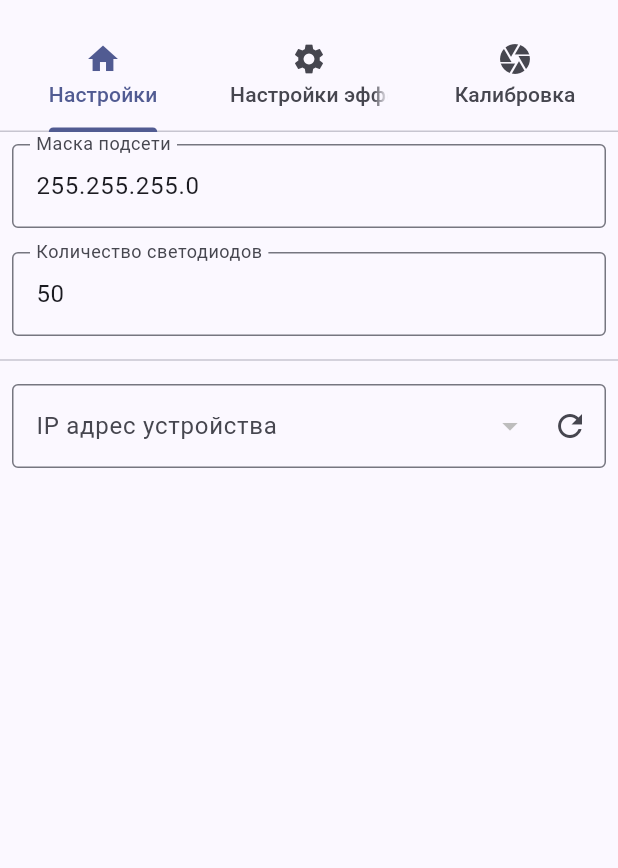
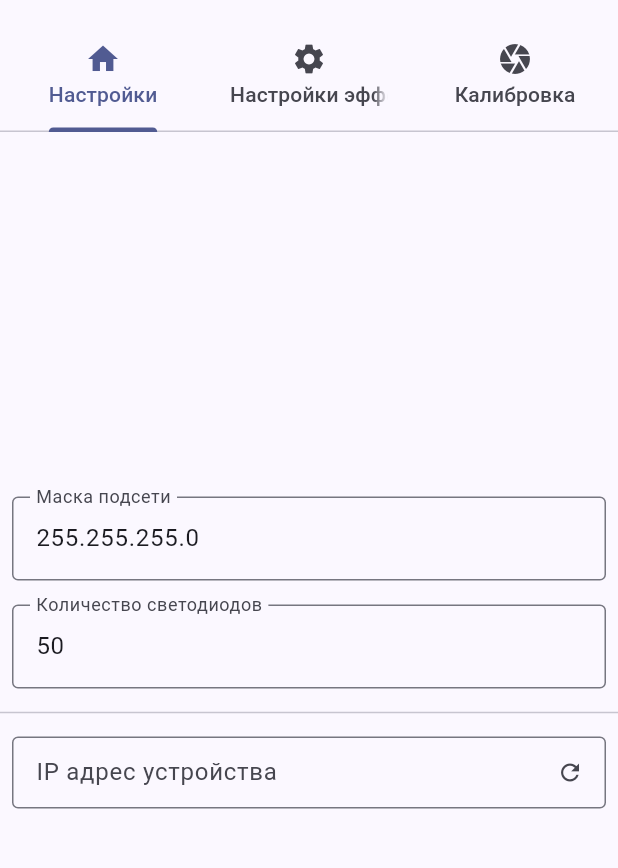
Before and after one commit to vasilyevms89/twink, a Flutter app: the screen it shows after launch, after a tap on the "refresh" icon, on a phone screen of 412 x 824 dp, the part 63-931 px from its top. Run offline on Flutter 3.47's test engine with Material 3 defaults, Android fonts, the phone set to English and light mode, and no system bars; our stand-ins replace mask_text_input_formatter, shared_preferences; statements that could not run were skipped.

```diff
--- a/lib/presentation/settingstab.dart
+++ b/lib/presentation/settingstab.dart
@@ -5,7 +5,6 @@ import 'package:twink/presentation/settingstab/startsearchwidget.dart';
 import 'package:twink/presentation/settingstab/subnetmaskinputwidget.dart';
 import 'package:twink/presentation/settingstab/ledamountwidget.dart';
 import 'package:twink/services/udp_service.dart';
-
 
 class SKSettingsTab extends StatefulWidget {
   const SKSettingsTab({super.key});
@@ -16,29 +15,33 @@ class SKSettingsTab extends StatefulWidget {
 
 class _SKSettingsTabState extends State<SKSettingsTab> {
   late final udpService = Provider.of<UdpService>(context, listen: false);
+
+  bool _isInit = false;
+
   @override
-  void initState() {
-    super.initState();
-    Future.microtask(() =>
-        Provider.of<UdpService>(context, listen: false).startSearch()
-    );
+  void didChangeDependencies() {
+    super.didChangeDependencies();
+    if (!_isInit) {
+      // Вызываем initSearch только один раз
+      Provider.of<UdpService>(context, listen: false).initSearch();
+      _isInit = true; // Устанавливаем флаг, что инициализация прошла
+    }
+  }
 
-
-
-  }
   @override
   Widget build(BuildContext context) {
-    return Column(
-      children: [
-        SubNetMaskInputWidget(initialValue: '192.168.110.1'),
-        LedAmountWidget(),
-        Divider(),
-
-
+    return SingleChildScrollView(
+      child: Column(
+        // !!! ИСПРАВЛЕНИЕ: Выравниваем содержимое к началу !!!
+        mainAxisAlignment: MainAxisAlignment.start,
+        crossAxisAlignment: CrossAxisAlignment.stretch, // Чтобы виджеты занимали всю ширину
+        children: [
+          SubNetMaskInputWidget(initialValue: '192.168.110.1'),
+          LedAmountWidget(),
+          const Divider(),
           IpSelectorWidget(),
-
-
-      ]
+        ],
+      ),
     );
   }
 }
--- a/lib/presentation/settingstab/ipselectorwidget.dart
+++ b/lib/presentation/settingstab/ipselectorwidget.dart
@@ -11,28 +11,25 @@ class IpSelectorWidget extends StatelessWidget {
       builder: (context, udpService, child) {
         // --- Логика запроса конфигурации (при старте виджета) ---
         WidgetsBinding.instance.addPostFrameCallback((_) {
-          if (!udpService.configRequestedForCurrentIp && udpService.ips.isNotEmpty) {
-            String targetIp = udpService.curIP ?? udpService.ips.first;
-            if (udpService.curIP == null) {
-              udpService.saveCurIp(targetIp).then((_) {
-                udpService.requestCfg();
-              });
-            } else {
+          if (udpService.curIP != null && !udpService.configRequestedForCurrentIp) {
+            udpService.requestCfg();
+          } else if (udpService.curIP == null && udpService.ips.isNotEmpty) {
+            udpService.saveCurIp(udpService.ips.first).then((_) {
               udpService.requestCfg();
-            }
+            });
           }
         });
 
         // --- Подготовка значения для DropdownButton ---
         String? currentValue = udpService.curIP;
+        final isListEmpty = udpService.ips.isEmpty;
 
-        // Гарантируем, что currentValue всегда содержит IP из списка, если список не пуст
         if (udpService.ips.isNotEmpty) {
           if (currentValue == null || !udpService.ips.contains(currentValue)) {
             currentValue = udpService.ips.first;
           }
         } else {
-          currentValue = null; // Если список пуст, value должен быть null
+          currentValue = null;
         }
 
         // --- Визуальное оформление в стиле TextField ---
@@ -40,38 +37,39 @@ class IpSelectorWidget extends StatelessWidget {
           padding: const EdgeInsets.all(8.0),
           child: InputDecorator(
             decoration: InputDecoration(
-              border: OutlineInputBorder(),
-              labelText: 'IP адрес устройства', // Это будет ваш единственный хинт/лейбл
+              border: const OutlineInputBorder(),
+              labelText: 'IP адрес устройства',
+              isDense: true,
+              contentPadding: const EdgeInsets.symmetric(horizontal: 12.0, vertical: 8.0),
               suffixIcon: udpService.searchF
-                  ? Padding(
-                padding: const EdgeInsets.all(8.0),
-                child: const CircularProgressIndicator(strokeWidth: 2.0),
+                  ? const Padding(
+                padding: EdgeInsets.all(8.0),
+                child: CircularProgressIndicator(strokeWidth: 2.0),
               )
                   : IconButton(
                 icon: const Icon(Icons.refresh),
-                onPressed: () {
-                  udpService.startSearch();
-                },
+                onPressed: () => udpService.startSearch(),
               ),
             ),
-            isEmpty: currentValue == null, // InputDecorator использует это для управления лейблом
+            isEmpty: isListEmpty, // InputDecorator использует это для управления лейблом
             child: DropdownButtonHideUnderline(
-              child: DropdownButton<String>(
+              child: isListEmpty
+                  ? Container() // !!! ИСПРАВЛЕНИЕ: Используем пустой контейнер, чтобы не конфликтовать с labelText !!!
+                  : DropdownButton<String>(
                 value: currentValue,
                 isExpanded: true,
-                // !!! УДАЛИЛИ ХИНТ !!!
-                // hint: const Text("Устройства не найдены"),
-
                 onChanged: (String? newValue) {
                   if (newValue != null && newValue != udpService.curIP) {
-                    udpService.saveCurIp(newValue).then((_) {
-                      udpService.requestCfg();
-                    });
+                    udpService.saveCurIp(newValue);
+                    udpService.requestCfg();
                   }
                 },
-
-                items: udpService.ips.map<DropdownMenuItem<String>>((String ip) {
-                  return DropdownMenuItem<String>(value: ip, child: Text(ip));
+                items: udpService.ips
+                    .map<DropdownMenuItem<String>>((String ip) {
+                  return DropdownMenuItem<String>(
+                    value: ip,
+                    child: Text(ip),
+                  );
                 }).toList(),
               ),
             ),
--- a/lib/services/udp_service.dart
+++ b/lib/services/udp_service.dart
@@ -14,6 +14,7 @@ class UdpService extends ChangeNotifier {
   bool found = false;
   bool searchF = false;
   bool configRequestedForCurrentIp = false;
+  bool _isFirstSearchDone = false; // Флаг первого запуска
   int parseMode = 0;
   int port = 8888;
   final String _subNetMaskKey = 'saved_subnet_mask';
@@ -53,7 +54,13 @@ class UdpService extends ChangeNotifier {
     final prefs = await SharedPreferences.getInstance();
     await prefs.setString(_subNetMaskKey, subnetmask);
   }
-
+  Future<void> initSearch() async {
+    if (_isFirstSearchDone) {
+      return;
+    }
+    await startSearch();
+    _isFirstSearchDone = true;
+  }
   // Метод для сохранения текущего IP
   Future<void> saveCurIp(String ip) async {
     final prefs = await SharedPreferences.getInstance();
@@ -63,6 +70,7 @@ class UdpService extends ChangeNotifier {
       configRequestedForCurrentIp = false; // Сбрасываем флаг: для нового IP конфиг еще не запрашивали
       notifyListeners();
     }
+
   }
 
   // Метод для получения локального IP-адреса
@@ -79,13 +87,13 @@ class UdpService extends ChangeNotifier {
 
   // Метод для запуска поиска
   Future<void> startSearch() async {
+    String? oldCurIP = curIP;
     final localIp = await getLocalIpAddress();
     final ipv4 = localIp.split('.').map(int.parse).toList();
     final maskString = await loadSubNetMask();
     final mask = maskString.split('.').map(int.parse).toList();
 
-    found = false;
-    curIP = null;
+
     brIP = null;
 
     for (int i = 0; i < 4; i++) {
@@ -94,30 +102,34 @@ class UdpService extends ChangeNotifier {
         brIP = (brIP ?? '') + '.';
       }
     }
+    found = false;
 
     searchF = true;
     parseMode = 0;
     ips.clear();
-    ips.add("searching...");
+
     notifyListeners();
 
     curIP = brIP;
 
-    _udp = await RawDatagramSocket.bind(InternetAddress.anyIPv4, 0);
-    _udp!.broadcastEnabled = true;
-    _listenUdp();
+    if (_udp == null) {
+      _udp = await RawDatagramSocket.bind(InternetAddress.anyIPv4, 0);
+      _udp!.broadcastEnabled = true;
+      _listenUdp();
+    }
     sendData([0]);
+    _searchTimer?.cancel();
     _searchTimer = Timer(const Duration(seconds: 2), () {
-      // Если таймер сработал, значит ответов не было
-      // или не было получено ни одного нового IP
-      if (ips.isEmpty || (ips.length == 1 && ips.first == "searching...")) {
-        found = false;
+      searchF = false; // Устанавливаем FALSE только здесь
 
-        ips.clear();
+      if (oldCurIP != null && ips.contains(oldCurIP)) {
+        curIP = oldCurIP;
+      } else if (ips.isNotEmpty) {
+        curIP = ips.first;
+      } else {
+        curIP = null;
+      }
 
-
-      }
-      searchF = false;
       notifyListeners();
       // Если ответы были, то таймер просто ничего не делает,
       // так как он уже не актуален.
@@ -142,7 +154,7 @@ class UdpService extends ChangeNotifier {
     parseMode = 1;
     configRequestedForCurrentIp = true; // Устанавливаем флаг перед отправкой
     sendData([1]);
-    notifyListeners(); // Оповещаем UI, что флаг изменился
+    //notifyListeners(); // Оповещаем UI, что флаг изменился
   }
 
   // Метод для отправки данных
@@ -173,7 +185,7 @@ class UdpService extends ChangeNotifier {
     List<int> data = ubuf.sublist(2).toList();
     if (data.isEmpty) return;
 
-    if (parseMode != data[0]) return;
+    //if (parseMode != data[0]) return;
 
     switch (data[0]) {
       case 0:
@@ -181,13 +193,13 @@ class UdpService extends ChangeNotifier {
           String ip = brIP!.substring(0, brIP!.lastIndexOf('.') + 1) + data[1].toString();
 
           if (!ips.contains(ip)) {
-            if (found ==false){
+            /*if (found ==false){
               ips.clear();
-            }
+            }*/
             ips.add(ip);
             found = true;
 
-            notifyListeners();
+            //notifyListeners();
           }
         }
         break;
```
